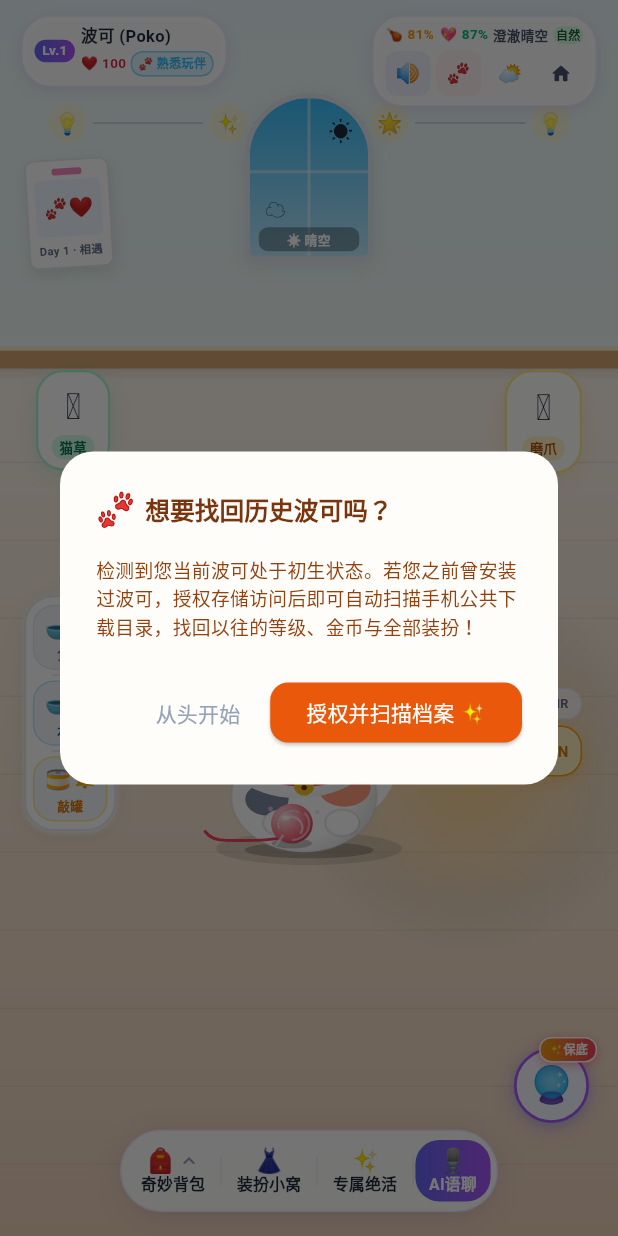
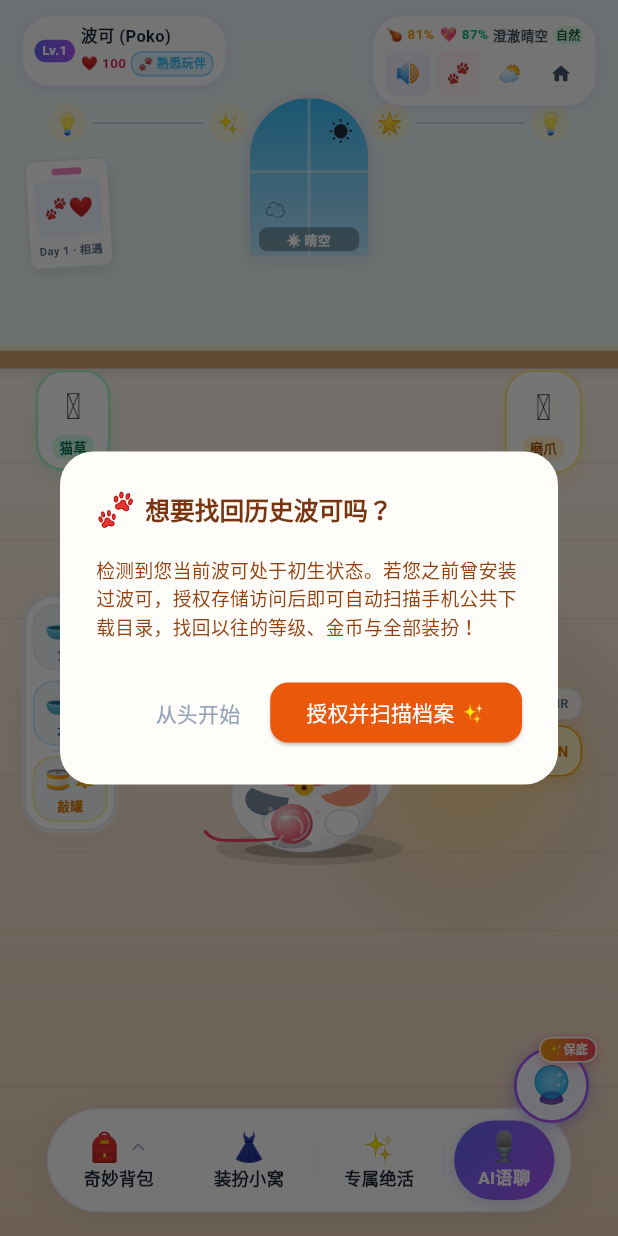
Before and after one commit to HGX-DJK/electricPet, a Flutter app: the screen it shows after launch, on a phone screen of 412 x 824 dp. Run offline on Flutter 3.47's test engine with Material 3 defaults, Android fonts, the phone set to English and light mode, and no system bars; our stand-ins replace audioplayers, sensors_plus, shared_preferences; missing offline and left inert: record.

Commit message:
底部功能面板展示优化

```diff
--- a/flutter_pet/lib/views/docks/bottom_floating_bar.dart
+++ b/flutter_pet/lib/views/docks/bottom_floating_bar.dart
@@ -4,13 +4,8 @@ import '../../widgets/bouncy_touch_feedback.dart';
 
 /// 底部统一浮动坞 —— 单一容器承载多个入口。
 ///
-/// 之前是 4 个各自独立的彩色胶囊 (白/紫/琥珀/蓝), 彼此抢夺注意力;
-/// 现在收敛为一个毛玻璃浮层, 用细分隔线区分入口, 并把「AI 语聊」做成
-/// 唯一的主操作 (实心渐变), 视觉层级一眼分明。
-///
-/// 窄屏策略:
-///  - 可用宽度不足时自动切换到紧凑密度 (更小的图标/字号/内边距), 而不是缩放整条栏;
-///  - 每个入口按自然宽度占比分配 flex, 极端窄屏时标签等比省略, 绝不溢出。
+/// 视觉层级明确、空间舒展大方的高阶灵动岛胶囊。
+/// 拥有充裕舒适的横向与纵向间距呼吸感，大图标、清爽分隔留白以及专属高亮「AI语聊」胶囊。
 class BottomFloatingBar extends StatelessWidget {
   final bool isNight;
   final VoidCallback onBackpackTap;
@@ -38,8 +33,8 @@ class BottomFloatingBar extends StatelessWidget {
     return Positioned(
       key: const ValueKey('bottom_floating_bar'),
       bottom: 16,
-      left: 12,
-      right: 12,
+      left: 10,
+      right: 10,
       child: TweenAnimationBuilder<double>(
         duration: const Duration(milliseconds: 220),
         curve: Curves.easeOutCubic,
@@ -55,8 +50,18 @@ class BottomFloatingBar extends StatelessWidget {
         },
         child: LayoutBuilder(
           builder: (context, constraints) {
-            // 宽度不够时切紧凑密度, 而不是把整条栏等比缩小
-            final bool compact = constraints.maxWidth < 348;
+            final double maxWidth = constraints.maxWidth;
+            // 响应式间距阶梯：宽屏舒展展开，标准屏舒适通透，超窄屏精巧自适应
+            final bool isLargeScreen = maxWidth >= 380;
+            final bool isCompact = maxWidth < 340;
+
+            final double iconSize = isCompact ? 16.5 : (isLargeScreen ? 19.0 : 18.0);
+            final double fontSize = isCompact ? 10.5 : (isLargeScreen ? 11.5 : 11.0);
+            final double hPad = isCompact ? 8.5 : (isLargeScreen ? 13.5 : 11.0);
+            final double vPad = isCompact ? 5.5 : (isLargeScreen ? 7.5 : 6.5);
+            final double primaryHPad = isCompact ? 10.5 : (isLargeScreen ? 16.0 : 13.5);
+            final double dividerMargin = isCompact ? 3.5 : (isLargeScreen ? 6.0 : 4.5);
+            final double iconTextGap = isCompact ? 2.5 : (isLargeScreen ? 4.0 : 3.5);
 
             final items = <Widget>[
               _DockItem(
@@ -72,21 +77,33 @@ class BottomFloatingBar extends StatelessWidget {
                     onBackpackTap();
                   }
                 },
-                compact: compact,
+                iconSize: iconSize,
+                fontSize: fontSize,
+                hPad: hPad,
+                vPad: vPad,
+                iconTextGap: iconTextGap,
               ),
               _DockItem(
                 isNight: isNight,
                 icon: '👗',
                 label: '装扮小窝',
                 onTap: onWardrobeTap,
-                compact: compact,
+                iconSize: iconSize,
+                fontSize: fontSize,
+                hPad: hPad,
+                vPad: vPad,
+                iconTextGap: iconTextGap,
               ),
               _DockItem(
                 isNight: isNight,
                 icon: '✨',
                 label: '专属绝活',
                 onTap: onActionTap,
-                compact: compact,
+                iconSize: iconSize,
+                fontSize: fontSize,
+                hPad: hPad,
+                vPad: vPad,
+                iconTextGap: iconTextGap,
               ),
               if (onVoiceChatTap != null)
                 _DockItem(
@@ -95,19 +112,23 @@ class BottomFloatingBar extends StatelessWidget {
                   label: 'AI语聊',
                   onTap: onVoiceChatTap!,
                   primary: true,
-                  compact: compact,
+                  iconSize: iconSize,
+                  fontSize: fontSize,
+                  hPad: primaryHPad,
+                  vPad: vPad,
+                  iconTextGap: iconTextGap,
                 ),
             ];
 
-            // 入口之间用细分隔线, 替代原先各自独立的描边胶囊
+            // 入口之间配置高雅通透的分隔线，给予充足呼吸留白
             final children = <Widget>[];
             for (var i = 0; i < items.length; i++) {
               if (i > 0) {
                 children.add(Container(
                   width: 1,
-                  height: 20,
-                  margin: const EdgeInsets.symmetric(horizontal: 1),
-                  color: t.border,
+                  height: isCompact ? 18 : 22,
+                  margin: EdgeInsets.symmetric(horizontal: dividerMargin),
+                  color: t.border.withValues(alpha: isNight ? 0.35 : 0.6),
                 ));
               }
               children.add(items[i]);
@@ -116,14 +137,23 @@ class BottomFloatingBar extends StatelessWidget {
             return Center(
               child: Container(
                 padding: EdgeInsets.symmetric(
-                  horizontal: compact ? 3 : 4,
-                  vertical: compact ? 5 : 6,
+                  horizontal: isCompact ? 6 : (isLargeScreen ? 10 : 8),
+                  vertical: isCompact ? 5.5 : (isLargeScreen ? 7 : 6),
                 ),
                 decoration: BoxDecoration(
-                  color: t.surface.withValues(alpha: isNight ? 0.90 : 0.95),
+                  color: t.surface.withValues(alpha: isNight ? 0.92 : 0.96),
                   borderRadius: BorderRadius.circular(PokoRadius.pill),
-                  border: Border.all(color: t.border, width: 1),
-                  boxShadow: PokoShadow.card(t.shadow),
+                  border: Border.all(
+                    color: t.border.withValues(alpha: isNight ? 0.45 : 0.7),
+                    width: 1,
+                  ),
+                  boxShadow: [
+                    BoxShadow(
+                      color: Colors.black.withValues(alpha: isNight ? 0.28 : 0.08),
+                      blurRadius: 18,
+                      offset: const Offset(0, 4),
+                    ),
+                  ],
                 ),
                 child: Row(
                   mainAxisSize: MainAxisSize.min,
@@ -140,9 +170,7 @@ class BottomFloatingBar extends StatelessWidget {
 
 /// 浮动坞内的单个入口
 ///
-/// 竖排布局 (图标在上 / 文字在下), 这是移动端底栏的标准形态:
-/// 横向排布时 4 个带文字的入口在 320~360px 窄屏上会把文字挤成省略号,
-/// 竖排后每个入口只占 "文字宽度 + 一点内边距", 最窄到 320px 也不会截断。
+/// 竖排布局 (图标在上 / 文字在下), 提供充裕的呼吸留白与触摸舒适度。
 class _DockItem extends StatelessWidget {
   final bool isNight;
   final String icon;
@@ -151,7 +179,11 @@ class _DockItem extends StatelessWidget {
   final bool primary;
   final bool showChevron;
   final void Function(DragEndDetails)? onVerticalDragEnd;
-  final bool compact;
+  final double iconSize;
+  final double fontSize;
+  final double hPad;
+  final double vPad;
+  final double iconTextGap;
 
   const _DockItem({
     required this.isNight,
@@ -161,16 +193,16 @@ class _DockItem extends StatelessWidget {
     this.primary = false,
     this.showChevron = false,
     this.onVerticalDragEnd,
-    this.compact = false,
+    required this.iconSize,
+    required this.fontSize,
+    required this.hPad,
+    required this.vPad,
+    required this.iconTextGap,
   });
 
   @override
   Widget build(BuildContext context) {
     final t = context.poko(isNight);
-    final double iconSize = compact ? 15 : 16;
-    final double fontSize = compact ? 10 : 10.5;
-    final double hPad = compact ? 7 : 9;
-    final double vPad = compact ? 4 : 5;
 
     // 顶部图标行 (背包入口额外挂一个"上滑打开"的小箭头)
     final iconRow = Row(
@@ -179,11 +211,11 @@ class _DockItem extends StatelessWidget {
       children: [
         Text(icon, style: TextStyle(fontSize: iconSize, height: 1.05)),
         if (showChevron) ...[
-          const SizedBox(width: 1),
+          const SizedBox(width: 2),
           Icon(
             Icons.keyboard_arrow_up_rounded,
-            size: iconSize,
-            color: primary ? Colors.white70 : t.textMuted,
+            size: iconSize * 0.9,
+            color: primary ? Colors.white70 : t.textMuted.withValues(alpha: 0.75),
           ),
         ],
       ],
@@ -197,19 +229,31 @@ class _DockItem extends StatelessWidget {
         child: Container(
           padding: EdgeInsets.symmetric(horizontal: hPad, vertical: vPad),
           decoration: BoxDecoration(
-            // 主操作用品牌渐变实心, 其余保持同一张底色 —— 不再四种底色打架
             gradient: primary
-                ? const LinearGradient(colors: PokoPalette.brandGradient)
+                ? const LinearGradient(
+                    colors: PokoPalette.brandGradient,
+                    begin: Alignment.topLeft,
+                    end: Alignment.bottomRight,
+                  )
                 : null,
             color: primary ? null : Colors.transparent,
-            borderRadius: BorderRadius.circular(PokoRadius.md),
+            borderRadius: BorderRadius.circular(primary ? PokoRadius.pill : PokoRadius.md),
+            boxShadow: primary
+                ? [
+                    BoxShadow(
+                      color: PokoPalette.indigo.withValues(alpha: isNight ? 0.38 : 0.25),
+                      blurRadius: 8,
+                      offset: const Offset(0, 2),
+                    ),
+                  ]
+                : null,
           ),
           child: Column(
             mainAxisSize: MainAxisSize.min,
             mainAxisAlignment: MainAxisAlignment.center,
             children: [
               iconRow,
-              const SizedBox(height: 1),
+              SizedBox(height: iconTextGap),
               Text(
                 label,
                 maxLines: 1,
@@ -217,7 +261,8 @@ class _DockItem extends StatelessWidget {
                 textAlign: TextAlign.center,
                 style: TextStyle(
                   fontSize: fontSize,
-                  fontWeight: FontWeight.w600,
+                  fontWeight: primary ? FontWeight.bold : FontWeight.w600,
+                  letterSpacing: 0.2,
                   height: 1.15,
                   color: primary ? Colors.white : t.textPrimary,
                 ),
```
